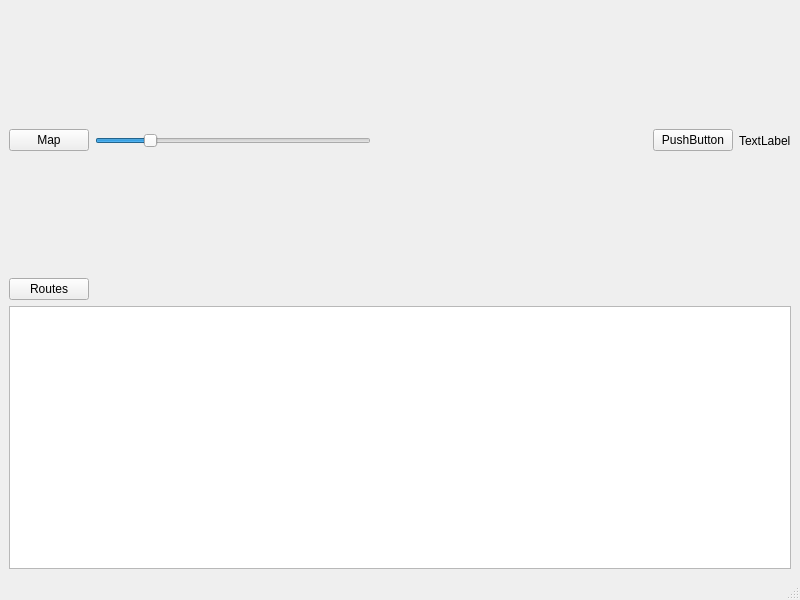
Qt form mainwindow.ui (Faz0lek/vut-fit-icp) before a commit.
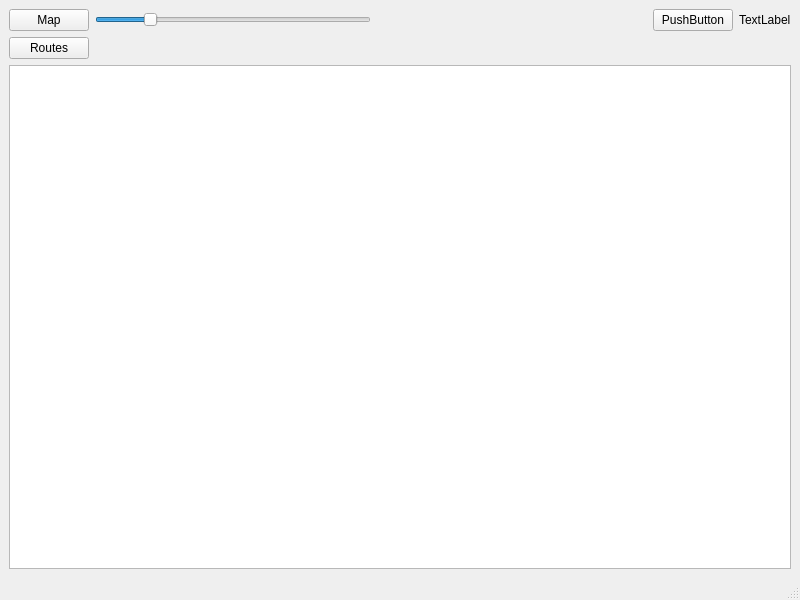
The same form after that commit.

Diff of the .ui file:
```diff
--- a/mainwindow.ui
+++ b/mainwindow.ui
@@ -96,7 +96,7 @@
     <item>
      <widget class="QGraphicsView" name="graphicsView">
       <property name="sizePolicy">
-       <sizepolicy hsizetype="Expanding" vsizetype="Minimum">
+       <sizepolicy hsizetype="Expanding" vsizetype="Expanding">
         <horstretch>0</horstretch>
         <verstretch>0</verstretch>
        </sizepolicy>
```
